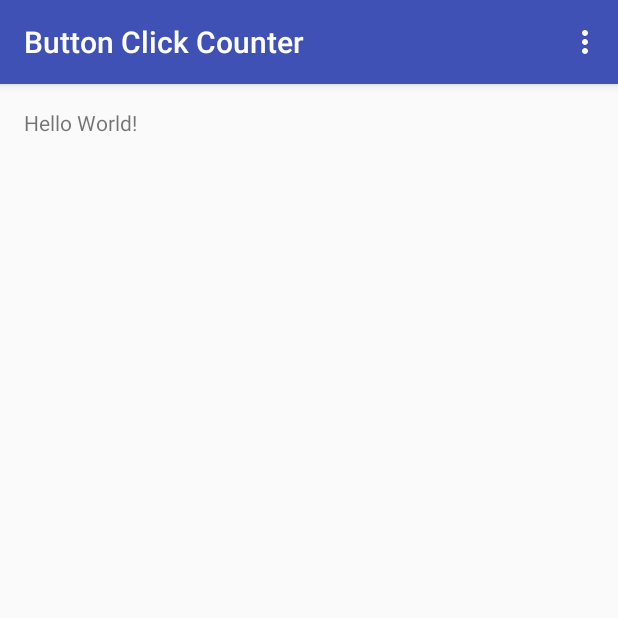
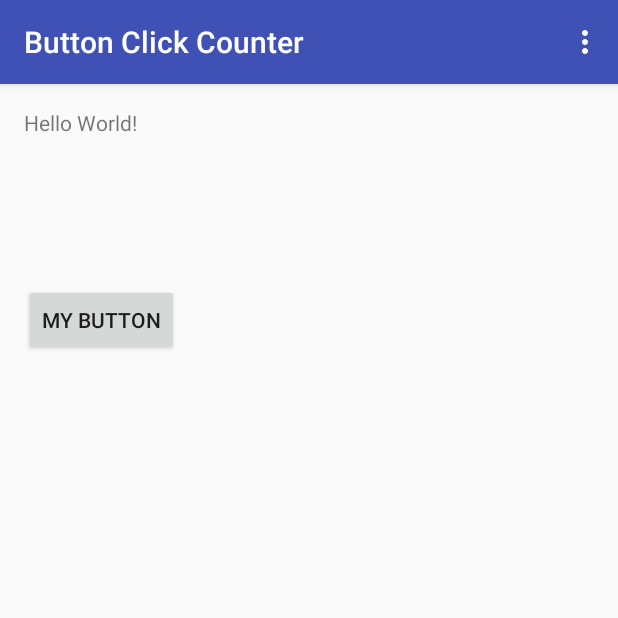
Before and after one commit to jason-wong-9/Android-Development, an Android app: the screen it shows after launch (MainActivity), on a phone screen of 412 x 824 dp, the top half of it. Run offline under Robolectric (Android 15) with nearby library versions, the phone set to English and light mode, and no system bars.

Commit message:
Added MyButton

```diff
--- a/ButtonClickCounter/app/src/main/res/layout/content_main.xml
+++ b/ButtonClickCounter/app/src/main/res/layout/content_main.xml
@@ -15,5 +15,16 @@
     <TextView
         android:layout_width="wrap_content"
         android:layout_height="wrap_content"
-        android:text="Hello World!" />
+        android:text="Hello World!"
+        android:id="@+id/textView" />
+
+    <Button
+        android:layout_width="wrap_content"
+        android:layout_height="wrap_content"
+        android:text="My Button"
+        android:id="@+id/button"
+        android:layout_below="@+id/textView"
+        android:layout_alignParentLeft="true"
+        android:layout_alignParentStart="true"
+        android:layout_marginTop="98dp" />
 </RelativeLayout>
```
